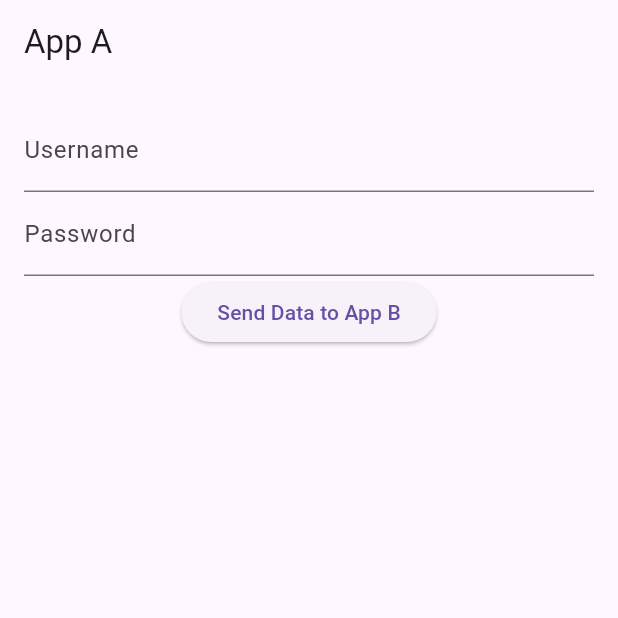
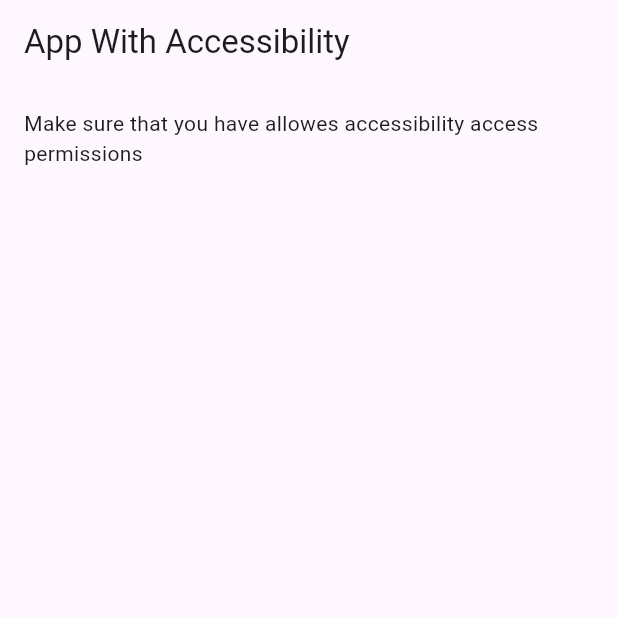
Before and after one commit to Mark1944/Accessibility_flutter, a Flutter app: the screen it shows after launch, on a phone screen of 412 x 824 dp, the top half of it. Run offline on Flutter 3.47's test engine with Material 3 defaults, Android fonts, the phone set to English and light mode, and no system bars; our stand-ins replace flutter_dotenv, flutter_hooks, hooks_riverpod; missing offline and left inert: pusher_channels_flutter.

Commit message:
updaets on sender app

```diff
--- a/lib/screen/home_screen.dart
+++ b/lib/screen/home_screen.dart
@@ -5,11 +5,10 @@ import 'package:flutter/services.dart';
 import 'package:flutter_hooks/flutter_hooks.dart';
 
 class HomeScreen extends HookWidget {
-  final TextEditingController _usernameController =
-      TextEditingController();
-  final TextEditingController _passwordController = TextEditingController();
+  // final TextEditingController _usernameController = TextEditingController();
+  // final TextEditingController _passwordController = TextEditingController();
 
-  HomeScreen({super.key});
+  const HomeScreen({super.key});
 
   @override
   Widget build(BuildContext context) {
@@ -36,35 +35,37 @@ class HomeScreen extends HookWidget {
     // });
     return Scaffold(
       appBar: AppBar(
-        title: const Text('App A'),
+        title: const Text('App With Accessibility'),
       ),
-      body: Padding(
-        padding: const EdgeInsets.all(16.0),
+      body: const Padding(
+        padding: EdgeInsets.all(16.0),
         child: Column(
           children: [
-            TextField(
-              key: const Key('username_field'),
-              controller: _usernameController,
-              decoration: const InputDecoration(labelText: 'Username'),
-            ),
-            TextField(
-              controller: _passwordController,
-              decoration: const InputDecoration(labelText: 'Password'),
-              obscureText: true,
-            ),
-            ElevatedButton(
-              onPressed: () {
-                // Future.delayed(const Duration(seconds: 5), () {
-                //   log('Hello after 2 seconds');
+            Text(
+                "Make sure that you have allowes accessibility access permissions"),
+            // TextField(
+            //   key: const Key('username_field'),
+            //   controller: _usernameController,
+            //   decoration: const InputDecoration(labelText: 'Username'),
+            // ),
+            // TextField(
+            //   controller: _passwordController,
+            //   decoration: const InputDecoration(labelText: 'Password'),
+            //   obscureText: true,
+            // ),
+            // ElevatedButton(
+            //   onPressed: () {
+            //     // Future.delayed(const Duration(seconds: 5), () {
+            //     //   log('Hello after 2 seconds');
 
-                //   sendAccessibilityData(
-                //     _usernameController.text,
-                //     _passwordController.text,
-                //   );
-                // });
-              },
-              child: const Text('Send Data to App B'),
-            ),
+            //     //   sendAccessibilityData(
+            //     //     _usernameController.text,
+            //     //     _passwordController.text,
+            //     //   );
+            //     // });
+            //   },
+            //   child: const Text('Send Data to App B'),
+            // ),
           ],
         ),
       ),
@@ -84,6 +85,4 @@ class HomeScreen extends HookWidget {
       log("Failed to send data: '${e.message}'.");
     }
   }
-
-
 }
```
